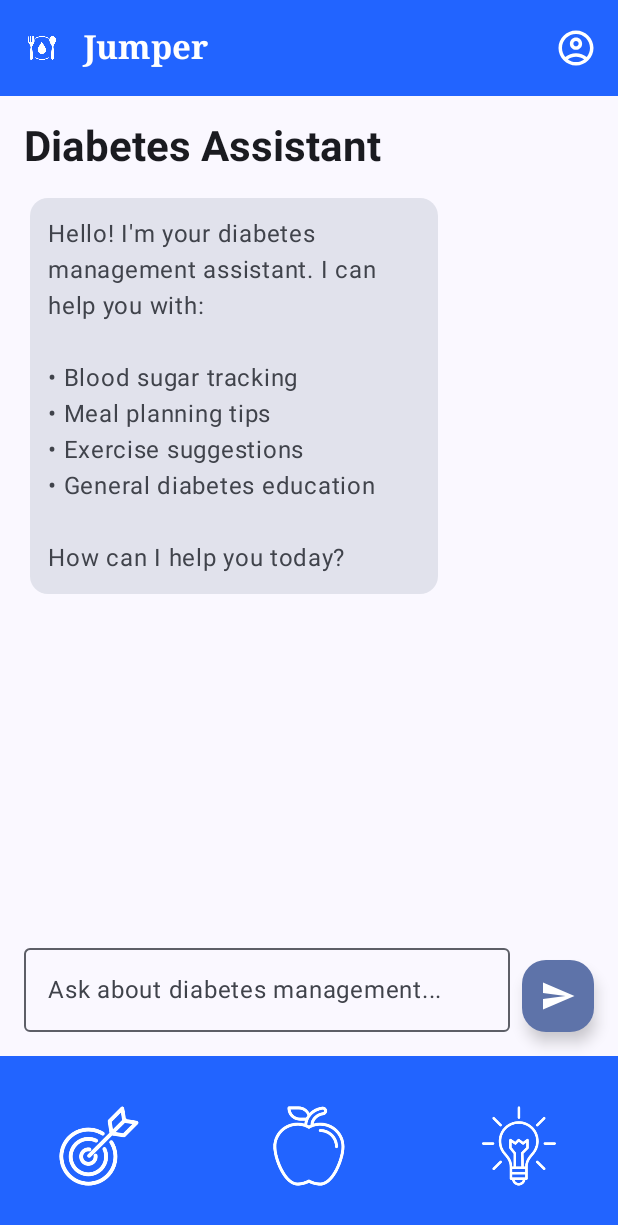
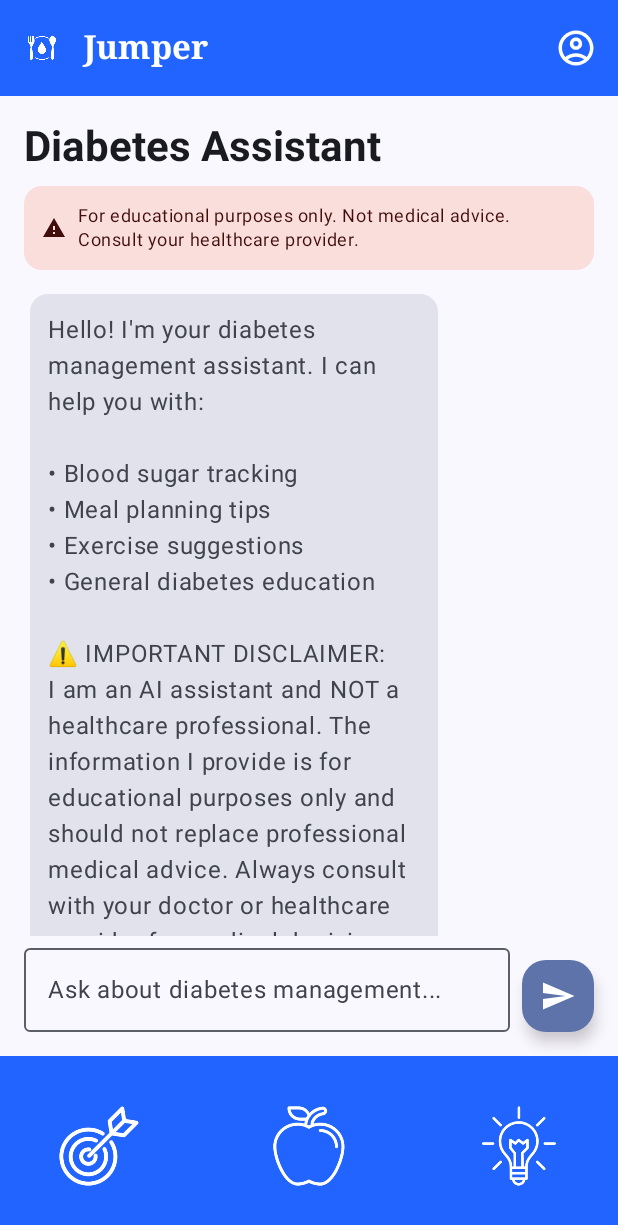
Before and after one commit to elinewdv/3780, an Android app built with Jetpack Compose: the AdvisePageScreen screen opened through its navigation route, on a phone screen of 412 x 824 dp. Shown: the top 1225 px of the screen. Run offline under Robolectric (Android 15) with nearby library versions, the phone set to English and light mode, and no system bars.

Commit message:
changes to advise page, added disclaimer to chatbot

```diff
--- a/app/src/main/java/com/example/diabeteapp/AdvisePage.kt
+++ b/app/src/main/java/com/example/diabeteapp/AdvisePage.kt
@@ -7,6 +7,7 @@ import androidx.compose.foundation.lazy.rememberLazyListState
 import androidx.compose.foundation.shape.RoundedCornerShape
 import androidx.compose.material.icons.Icons
 import androidx.compose.material.icons.filled.Send
+import androidx.compose.material.icons.filled.Warning
 import androidx.compose.material3.*
 import androidx.compose.runtime.*
 import androidx.compose.ui.Alignment
@@ -82,10 +83,10 @@ class ChatViewModel : ViewModel() {
 
         apiService = retrofit.create(CohereApiService::class.java)
 
-        // Add welcome message when chat starts
+        // Add welcome message with disclaimer when chat starts
         _messages.add(
             Message(
-                "Hello! I'm your diabetes management assistant. I can help you with:\n\n• Blood sugar tracking\n• Meal planning tips\n• Exercise suggestions\n• General diabetes education\n\nHow can I help you today?",
+                "Hello! I'm your diabetes management assistant. I can help you with:\n\n• Blood sugar tracking\n• Meal planning tips\n• Exercise suggestions\n• General diabetes education\n\n⚠️ IMPORTANT DISCLAIMER:\nI am an AI assistant and NOT a healthcare professional. The information I provide is for educational purposes only and should not replace professional medical advice. Always consult with your doctor or healthcare provider for medical decisions, emergencies, or concerns about your diabetes management.\n\nHow can I help you today?",
                 isUser = false
             )
         )
@@ -115,7 +116,7 @@ class ChatViewModel : ViewModel() {
                     )
                 }
 
-                // System prompt for diabetes assistant behavior
+                // System prompt for diabetes assistant behavior with enhanced disclaimer
                 val preamble = """You are a helpful diabetes management assistant. You can help users with:
 - Blood sugar tracking and understanding readings
 - Meal planning and carb counting tips
@@ -123,12 +124,16 @@ class ChatViewModel : ViewModel() {
 - Medication reminders
 - General diabetes education and support
 
-Important guidelines:
-- Always remind users you're not a replacement for medical advice
-- Encourage consulting healthcare providers for medical concerns
-- Be supportive and encouraging
+CRITICAL GUIDELINES:
+- You are NOT a healthcare professional and cannot provide medical advice
+- Always remind users that your information is for educational purposes only
+- Encourage consulting healthcare providers for all medical concerns and decisions
+- If asked about emergency symptoms, immediately advise seeking emergency medical attention
+- Be supportive and encouraging while maintaining clear boundaries
 - Keep responses concise and helpful
-- If asked about emergency symptoms, advise immediate medical attention"""
+- Include disclaimers when discussing medical topics
+- Never diagnose conditions or recommend specific medical treatments
+- Always end responses with a reminder to consult healthcare professionals when appropriate"""
 
                 // Create API request
                 val request = CohereRequest(
@@ -178,6 +183,8 @@ Important guidelines:
     }
 }
 
+
+
 // Main chat screen composable
 @OptIn(ExperimentalMaterial3Api::class)
 @Composable
@@ -198,13 +205,44 @@ fun AdvisePageScreen() {
             .fillMaxSize()
             .padding(16.dp)
     ) {
-        // Header
-        Text(
-            text = "Diabetes Assistant",
-            style = MaterialTheme.typography.headlineMedium,
-            fontWeight = FontWeight.Bold,
+        // Header with disclaimer reminder
+        Column(
             modifier = Modifier.padding(bottom = 16.dp)
-        )
+        ) {
+            Text(
+                text = "Diabetes Assistant",
+                style = MaterialTheme.typography.headlineMedium,
+                fontWeight = FontWeight.Bold
+            )
+
+            // Disclaimer banner
+            Card(
+                modifier = Modifier
+                    .fillMaxWidth()
+                    .padding(top = 8.dp),
+                colors = CardDefaults.cardColors(
+                    containerColor = MaterialTheme.colorScheme.errorContainer
+                )
+            ) {
+                Row(
+                    modifier = Modifier.padding(12.dp),
+                    verticalAlignment = Alignment.CenterVertically
+                ) {
+                    Icon(
+                        Icons.Default.Warning,
+                        contentDescription = "Warning",
+                        tint = MaterialTheme.colorScheme.onErrorContainer,
+                        modifier = Modifier.size(16.dp)
+                    )
+                    Text(
+                        text = "For educational purposes only. Not medical advice. Consult your healthcare provider.",
+                        style = MaterialTheme.typography.bodySmall,
+                        color = MaterialTheme.colorScheme.onErrorContainer,
+                        modifier = Modifier.padding(start = 8.dp)
+                    )
+                }
+            }
+        }
 
         // Messages list
         LazyColumn(
```
